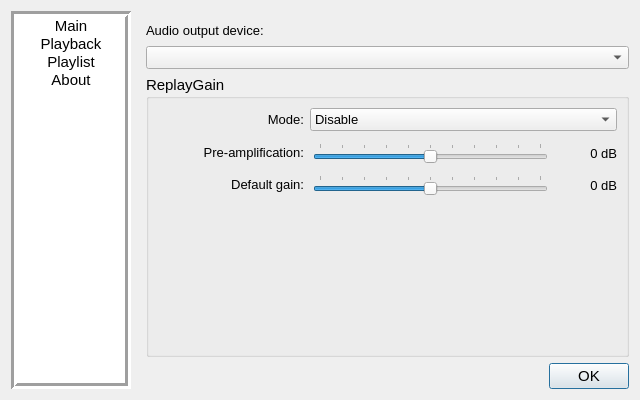
This is source/ui/configwindow/tp_configwindow.ui in ZXfkSIE/ThousandPlayer as Qt 5 draws it before an edit. The edited form follows.
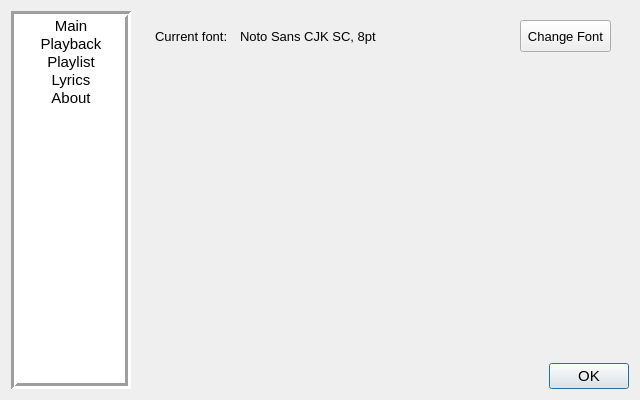
This is the edited form.

Commit message: Implementing lyrics window

The edit to the form file:
```diff
--- a/source/ui/configwindow/tp_configwindow.ui
+++ b/source/ui/configwindow/tp_configwindow.ui
@@ -113,6 +113,17 @@
        <set>ItemIsSelectable|ItemIsEnabled</set>
       </property>
      </item>
+     <item>
+      <property name="text">
+       <string>Lyrics</string>
+      </property>
+      <property name="textAlignment">
+       <set>AlignCenter</set>
+      </property>
+      <property name="flags">
+       <set>ItemIsSelectable|ItemIsEnabled</set>
+      </property>
+     </item>
      <item>
       <property name="text">
        <string>About</string>
@@ -150,7 +161,7 @@
       <item>
        <widget class="QStackedWidget" name="stackedWidget">
         <property name="currentIndex">
-         <number>1</number>
+         <number>3</number>
         </property>
         <widget class="QWidget" name="page_Main">
          <layout class="QVBoxLayout" name="verticalLayout_6">
@@ -917,6 +928,107 @@
           </item>
          </layout>
         </widget>
+        <widget class="QWidget" name="page_Lyrics">
+         <layout class="QVBoxLayout" name="verticalLayout_9">
+          <item>
+           <widget class="QWidget" name="container_LyricsFont" native="true">
+            <layout class="QHBoxLayout" name="horizontalLayout_11">
+             <property name="spacing">
+              <number>12</number>
+             </property>
+             <property name="topMargin">
+              <number>0</number>
+             </property>
+             <property name="bottomMargin">
+              <number>0</number>
+             </property>
+             <item>
+              <widget class="QLabel" name="label_CurrentLyricsFont">
+               <property name="sizePolicy">
+                <sizepolicy hsizetype="Minimum" vsizetype="Preferred">
+                 <horstretch>0</horstretch>
+                 <verstretch>0</verstretch>
+                </sizepolicy>
+               </property>
+               <property name="font">
+                <font>
+                 <pointsize>10</pointsize>
+                </font>
+               </property>
+               <property name="text">
+                <string>Current font:</string>
+               </property>
+               <property name="alignment">
+                <set>Qt::AlignLeading|Qt::AlignLeft|Qt::AlignVCenter</set>
+               </property>
+              </widget>
+             </item>
+             <item>
+              <widget class="QLabel" name="label_CurrentLyricsFontExample">
+               <property name="sizePolicy">
+                <sizepolicy hsizetype="Expanding" vsizetype="Minimum">
+                 <horstretch>0</horstretch>
+                 <verstretch>0</verstretch>
+                </sizepolicy>
+               </property>
+               <property name="font">
+                <font>
+                 <pointsize>10</pointsize>
+                </font>
+               </property>
+               <property name="text">
+                <string notr="true">Noto Sans CJK SC, 8pt</string>
+               </property>
+              </widget>
+             </item>
+             <item>
+              <widget class="QPushButton" name="pushButton_ChangeLyricsFont">
+               <property name="sizePolicy">
+                <sizepolicy hsizetype="Minimum" vsizetype="Fixed">
+                 <horstretch>0</horstretch>
+                 <verstretch>0</verstretch>
+                </sizepolicy>
+               </property>
+               <property name="minimumSize">
+                <size>
+                 <width>0</width>
+                 <height>32</height>
+                </size>
+               </property>
+               <property name="maximumSize">
+                <size>
+                 <width>16777215</width>
+                 <height>32</height>
+                </size>
+               </property>
+               <property name="font">
+                <font>
+                 <pointsize>10</pointsize>
+                </font>
+               </property>
+               <property name="text">
+                <string> Change Font </string>
+               </property>
+              </widget>
+             </item>
+            </layout>
+           </widget>
+          </item>
+          <item>
+           <spacer name="verticalSpacer_4">
+            <property name="orientation">
+             <enum>Qt::Vertical</enum>
+            </property>
+            <property name="sizeHint" stdset="0">
+             <size>
+              <width>20</width>
+              <height>40</height>
+             </size>
+            </property>
+           </spacer>
+          </item>
+         </layout>
+        </widget>
         <widget class="QWidget" name="page_About">
          <layout class="QVBoxLayout" name="verticalLayout">
           <property name="leftMargin">
```
The commit also changes 22 other files.
